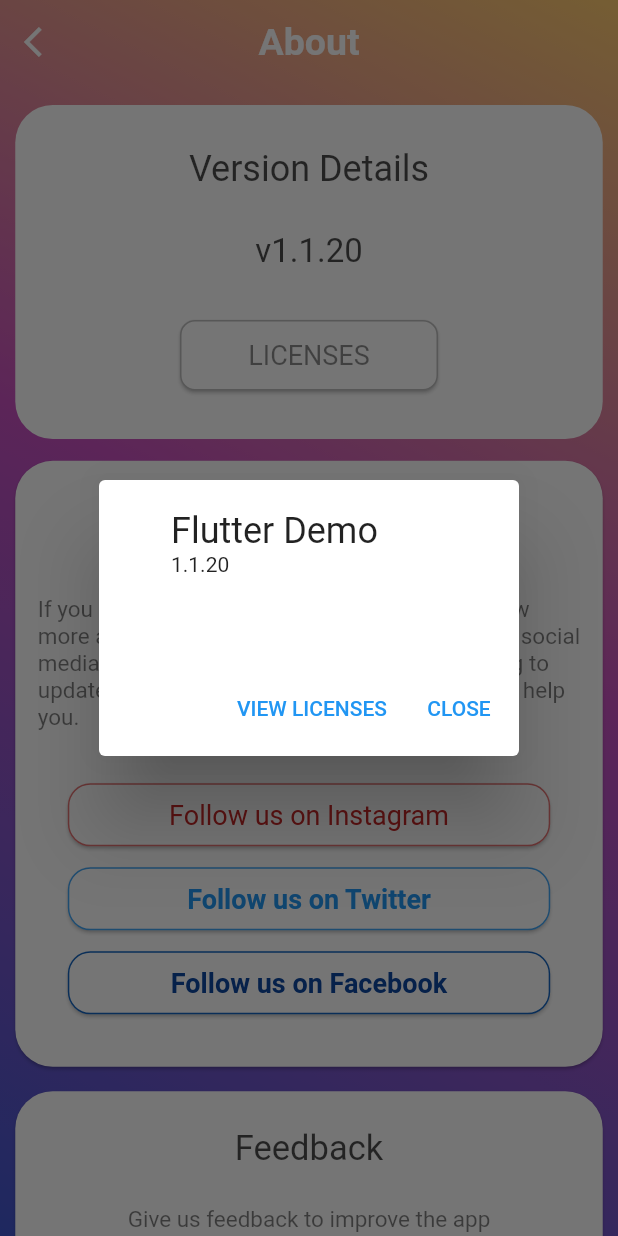
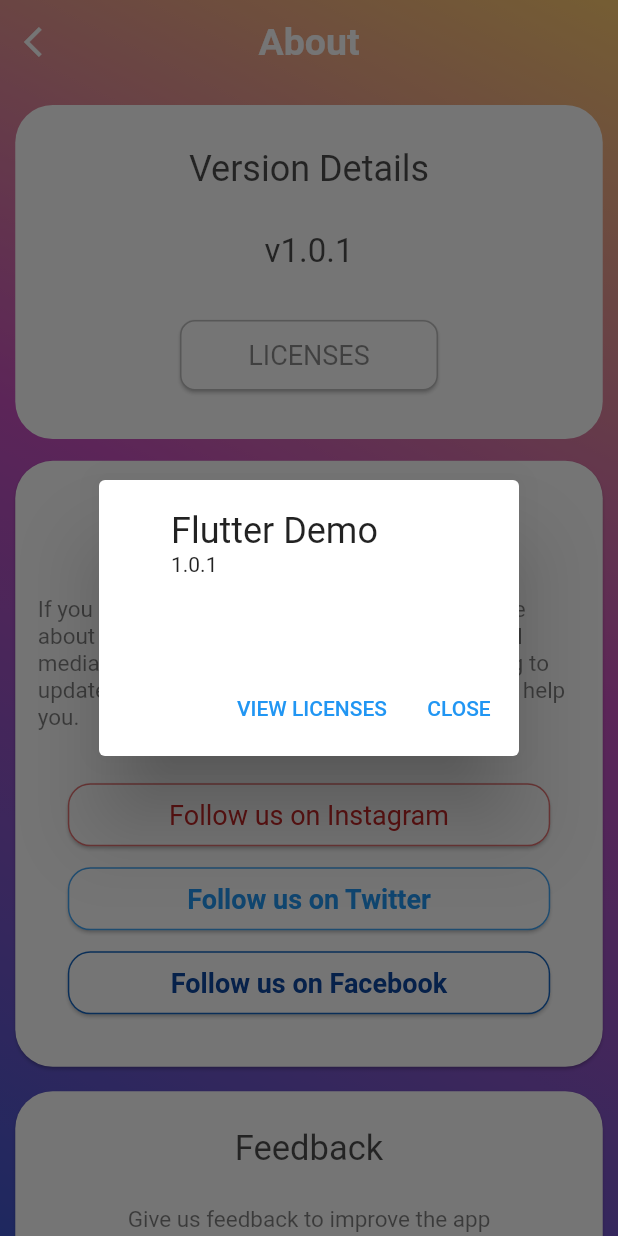
Before and after one commit to imayush-chauhan/Pokedex-flutter, a Flutter app: the Help screen opened directly, after a tap on "LICENSES", on a phone screen of 412 x 824 dp. Run offline on Flutter 3.47's test engine with Material 2 defaults, Android fonts, the light colour scheme and no system bars; our stand-ins replace cached_network_image, cloud_firestore, firebase_core, google_fonts, page_transition, shared_preferences; accounts and stored records are empty; network calls fail.

Commit message:
Pokedex with Flutter

```diff
--- a/lib/pokemon/help.dart
+++ b/lib/pokemon/help.dart
@@ -111,7 +111,7 @@
                             fontSize: 24,
                             color: Colors.black.withOpacity(0.7),
                           ),),
-                        Text("v1.1.20",
+                        Text("v1.0.1",
                           style: TextStyle(
                             fontSize: 22,
                             color: Colors.black.withOpacity(0.7),
@@ -120,7 +120,7 @@
                           onTap: (){
                             showAboutDialog(
                               context: context,
-                              applicationVersion: "1.1.20",
+                              applicationVersion: "1.0.1",
                             );
                           },
                           child: Container(
@@ -172,7 +172,7 @@
                               right: 15
                           ),
                           child: Text(
-                            "If you enjoy using Memory Game or want to know more about it, consider "
+                            "If you enjoy using Pokedex or want to know more about it, consider "
                                 "following us on different social medias. You will get all the latest news "
                                 "regarding to updates or ask any query we will always there to help you.",
                             style: TextStyle(
--- a/lib/pokemon/infoScreen.dart
+++ b/lib/pokemon/infoScreen.dart
@@ -1601,7 +1601,7 @@
                   .of(context)
                   .size
                   .height : 0,
-              duration: Duration(milliseconds: 400),
+              duration: Duration(milliseconds: 600),
               child: WillPopScope(
                 onWillPop: onWillPop,
                 child: Container(
```
Also changed, not shown: pubspec.lock.
